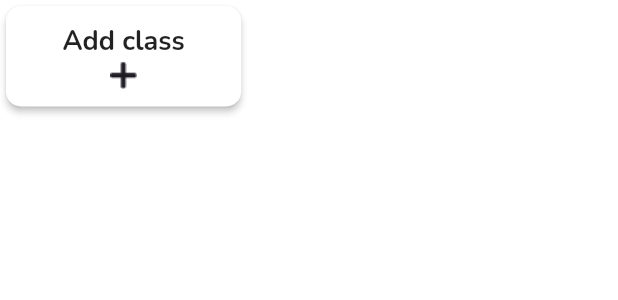
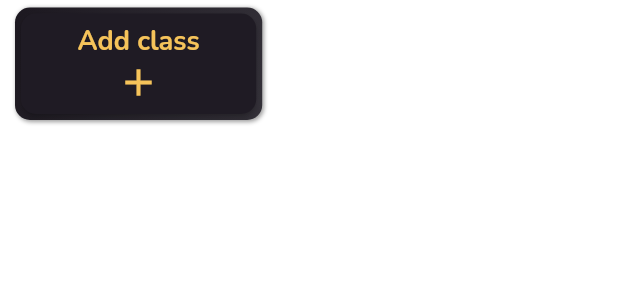
Before and after one commit to Ashwith25/Attendance-Manager, a Flutter app: the HomeScreenCard widget shown alone on an empty page, opened directly, on a phone screen of 412 x 824 dp. Shown: the top 300 px of the screen. Run offline on Flutter 3.47's test engine with Material 2 defaults, Android fonts, the light colour scheme and no system bars; drawn by our look-alikes of flutter_neumorphic; our stand-ins replace google_fonts, page_transition, simple_animations.

Commit message:
modified the teacher theme

```diff
--- a/attendance_manager/lib/constants.dart
+++ b/attendance_manager/lib/constants.dart
@@ -1,2 +1,5 @@
+import 'package:flutter/material.dart';
+
 var primaryColorString = '#1F1B24';
 var secondaryColorString = '#FFFFFF';
+Color goldenColor = Color(0xFFF5C35A);
--- a/attendance_manager/lib/widgets/homeScreenCard.dart
+++ b/attendance_manager/lib/widgets/homeScreenCard.dart
@@ -1,4 +1,6 @@
+import 'package:attendance_manager/constants.dart';
 import 'package:flutter/material.dart';
+import 'package:flutter_neumorphic/flutter_neumorphic.dart';
 
 class HomeScreenCard extends StatelessWidget {
   final title;
@@ -7,13 +9,22 @@ class HomeScreenCard extends StatelessWidget {
 
   @override
   Widget build(BuildContext context) {
-    return Container(
+    return Neumorphic(
+      margin: EdgeInsets.symmetric(horizontal: 10, vertical: 5),
+      style: NeumorphicStyle(
+          shape: NeumorphicShape.concave,
+          boxShape: NeumorphicBoxShape.roundRect(BorderRadius.circular(10)),
+          depth: 1.5,
+          lightSource: LightSource.topLeft,
+          color: Theme.of(context).primaryColor),
+      child: Container(
         height: 75,
         width: MediaQuery.of(context).size.width * 0.4,
         child: Card(
-        color: Colors.white,
+          color: Theme.of(context).primaryColor,
           elevation: 2,
-        shape: RoundedRectangleBorder(borderRadius: BorderRadius.circular(10)),
+          shape:
+              RoundedRectangleBorder(borderRadius: BorderRadius.circular(10)),
           child: Padding(
             padding: const EdgeInsets.symmetric(horizontal: 10),
             child: Column(
@@ -22,10 +33,17 @@ class HomeScreenCard extends StatelessWidget {
               children: [
                 Text(
                   title,
-                style: TextStyle(fontWeight: FontWeight.bold),
+                  style: TextStyle(
+                      fontWeight: FontWeight.bold, color: goldenColor),
                 ),
-              Image.asset(icon)
+                // Image.asset(icon)
+                Icon(
+                  icon,
+                  color: goldenColor,
+                  size: 30,
+                )
               ],
+            ),
           ),
         ),
       ),
```
Also changed, not shown: attendance_manager/lib/Home/teacherHome.dart (+13 -13 lines), attendance_manager/lib/auth/login.dart (+7 -0 lines), attendance_manager/lib/widgets/teacherCard.dart (+23 -6 lines), attendance_manager/pubspec.lock. Lines whose indentation alone changed are shown as unchanged.
